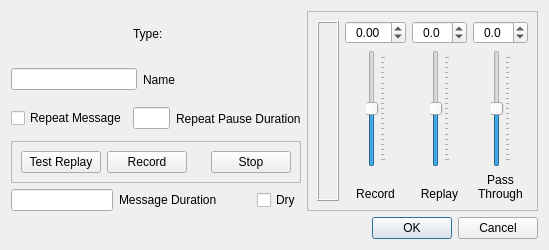
First picture: the form in mqt/MqtLogger/txVmExternalButtonDialog.ui, repository Rsclub22/Minos2-Mirror, before the edit.
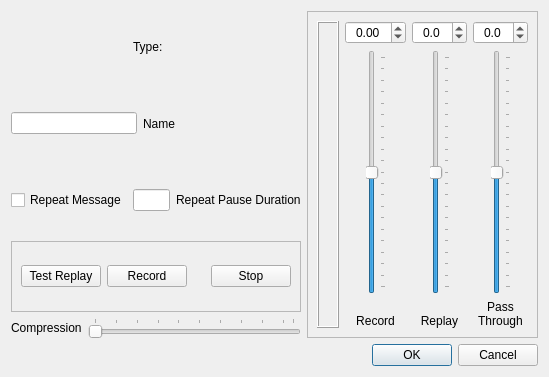
Second picture: the form after the edit. Custom widgets are drawn as their Qt base class.

Commit message: Pass compression to external button dialog, remove "dry"

Patch:
```diff
--- a/mqt/MqtLogger/txVmExternalButtonDialog.ui
+++ b/mqt/MqtLogger/txVmExternalButtonDialog.ui
@@ -7,7 +7,7 @@
     <x>0</x>
     <y>0</y>
     <width>549</width>
-    <height>250</height>
+    <height>377</height>
    </rect>
   </property>
   <property name="windowTitle">
@@ -193,36 +193,31 @@
        <item>
         <layout class="QHBoxLayout" name="horizontalLayout_2">
          <item>
-          <widget class="QLineEdit" name="txVmMessageDur">
-           <property name="readOnly">
-            <bool>true</bool>
-           </property>
-          </widget>
-         </item>
-         <item>
-          <widget class="QLabel" name="messageDurLbl">
+          <widget class="QLabel" name="label_5">
            <property name="text">
-            <string>Message Duration</string>
+            <string>Compression</string>
            </property>
           </widget>
          </item>
          <item>
-          <spacer name="horizontalSpacer_4">
+          <widget class="QSlider" name="compressionSlider">
+           <property name="minimum">
+            <number>1</number>
+           </property>
+           <property name="maximum">
+            <number>20</number>
+           </property>
+           <property name="pageStep">
+            <number>5</number>
+           </property>
            <property name="orientation">
             <enum>Qt::Horizontal</enum>
            </property>
-           <property name="sizeHint" stdset="0">
-            <size>
-             <width>40</width>
-             <height>20</height>
-            </size>
+           <property name="tickPosition">
+            <enum>QSlider::TicksAbove</enum>
            </property>
-          </spacer>
-         </item>
-         <item>
-          <widget class="QCheckBox" name="dryCheckBox">
-           <property name="text">
-            <string>Dry</string>
+           <property name="tickInterval">
+            <number>2</number>
            </property>
           </widget>
          </item>
```
The commit also changes 13 other files.
